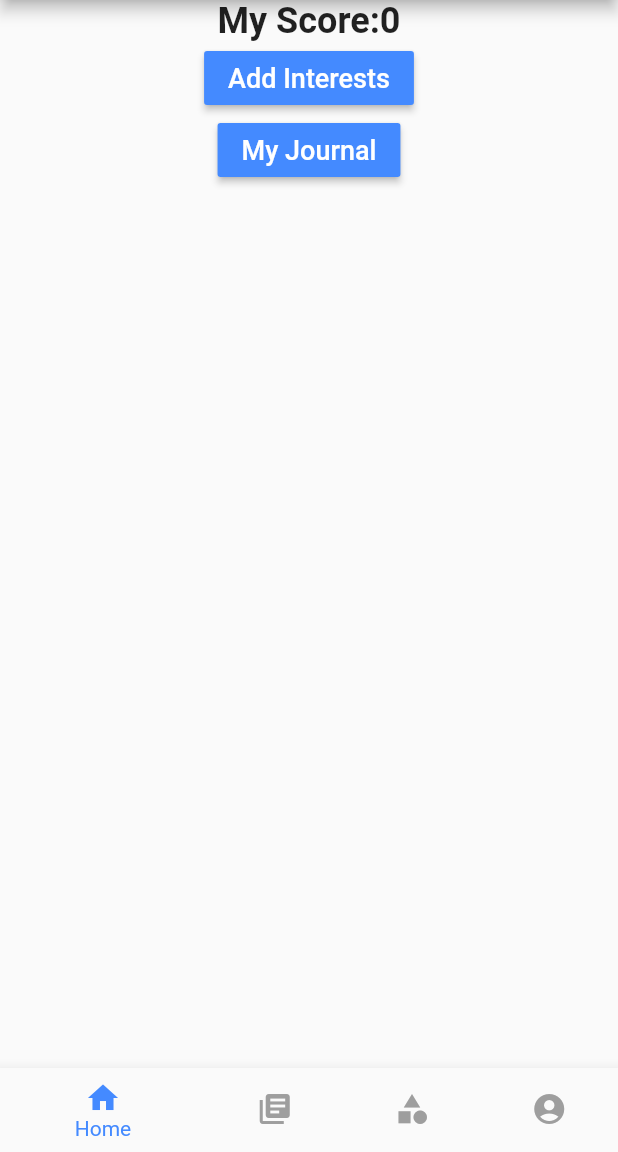
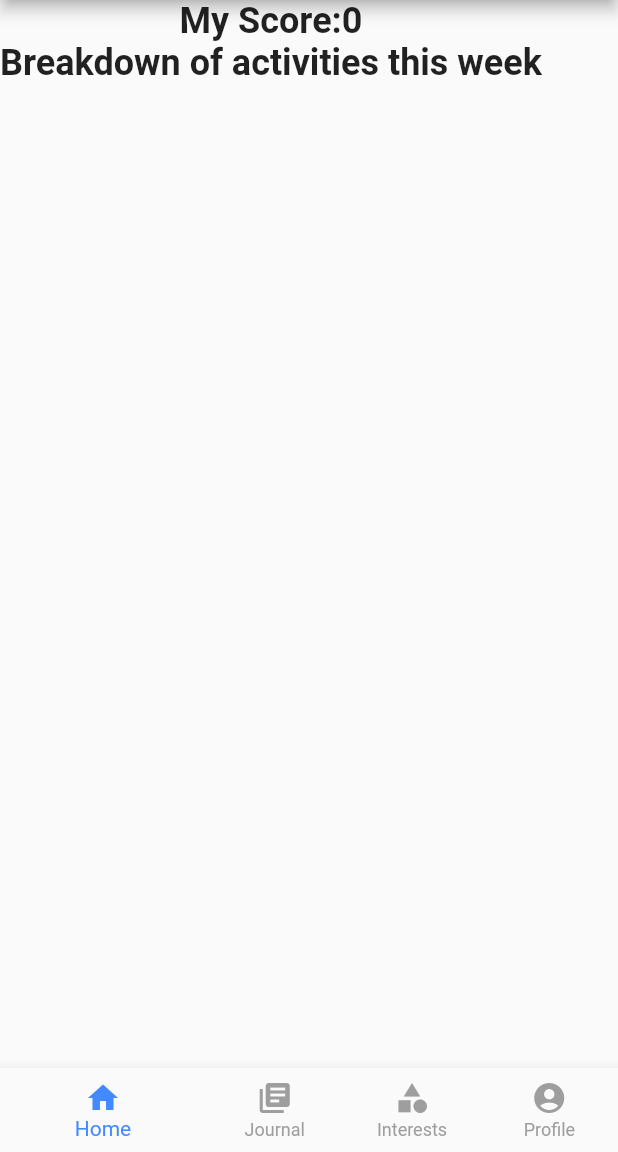
Before and after one commit to SatadruSanyal/quaranTeam, a Flutter app: the screen it shows after launch, on a phone screen of 412 x 824 dp, the part 84-1236 px from its top. Run offline on Flutter 3.47's test engine with Material 2 defaults, Android fonts, the phone set to English and light mode, and no system bars; our stand-ins replace fl_chart.

Commit message:
In-progress: adding piechart

```diff
--- a/lib/main.dart
+++ b/lib/main.dart
@@ -2,6 +2,9 @@ import 'package:flutter/material.dart';
 import 'addInterests.dart';
 import 'journal.dart';
 import 'viewProfile.dart';
+import 'viewEvents.dart';
+import 'package:fl_chart/fl_chart.dart';
+
 
 
 int score = 0; //TODO: HARDOCDED SCORE - CHANGE
@@ -42,7 +45,7 @@ class HomePage extends StatelessWidget {
           ),
           BottomNavigationBarItem(
             icon: Icon(Icons.library_books),
-            title: Text('Journal')
+            title: Text('Journal'),
           ),
 
           BottomNavigationBarItem(
@@ -51,15 +54,19 @@ class HomePage extends StatelessWidget {
           ),
           BottomNavigationBarItem(
               icon: Icon(Icons.account_circle),
-              title: Text('Profile')
+              title: Text('Profile'),
           )
         ],
         currentIndex: 0,
         selectedItemColor: Colors.blueAccent,
         unselectedItemColor: Colors.grey,
         onTap: _onItemTapped,
+        //To always show labels
+        showSelectedLabels: true,
+        showUnselectedLabels: true,
       ),
     );
+
   }
 
 
@@ -70,24 +77,18 @@ class HomePage extends StatelessWidget {
     return Column(
       children: <Widget>[
         Text('My Score:' + score.toString(), style: headerFont,),
-        Center(
-            child: MaterialButton(
-                onPressed: _goToCategories,
-                color: Colors.blueAccent,
-                textColor: Colors.white,
-                child: Text('Add Interests', style: standardFont,)),
-        ),
-        Center(
-            child: MaterialButton(
-                onPressed: _goToJournal,
-                disabledColor: Colors.grey,
-                color: Colors.blueAccent,
-                textColor: Colors.white,
-                child: Text('My Journal', style: standardFont,)),
-        ),
+        Text('Breakdown of activities this week', style: headerFont,),
+        //TODO: Add pie chart and add to home page!!!
+
+
+
+
       ],
     );
   }
+
+
+
 
 
 
@@ -98,11 +99,13 @@ class HomePage extends StatelessWidget {
     } else if (index == 1) {
       _goToJournal();
       return;
+    } else if (index == 2) {
+      _goToCategories();
+      return;
     } else if (index == 3) {
       _goToProfile();
       return;
     } else {
-      _goToCategories();
       return;
     }
   }
@@ -123,7 +126,6 @@ class HomePage extends StatelessWidget {
   }
 
   void _goToProfile() {
-    //TODO: ADD NAVIGATION TO PROFILE
     Navigator.of(thisContext).push(MaterialPageRoute<void>(
         builder: (BuildContext context) {
           return viewProfile();
--- a/pubspec.yaml
+++ b/pubspec.yaml
@@ -24,7 +24,7 @@ dependencies:
   flutter:
     sdk: flutter
   english_words: ^3.1.0
-
+  fl_chart: '0.2.0'
   # The following adds the Cupertino Icons font to your application.
   # Use with the CupertinoIcons class for iOS style icons.
   cupertino_icons: ^0.1.3
```
Also changed, not shown: lib/viewEvents.dart (added), pubspec.lock.
